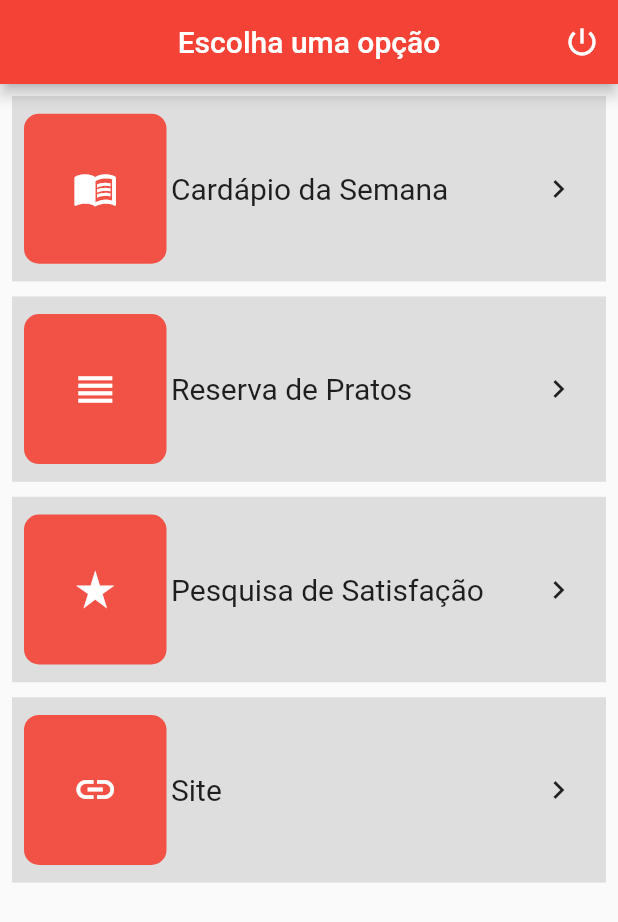
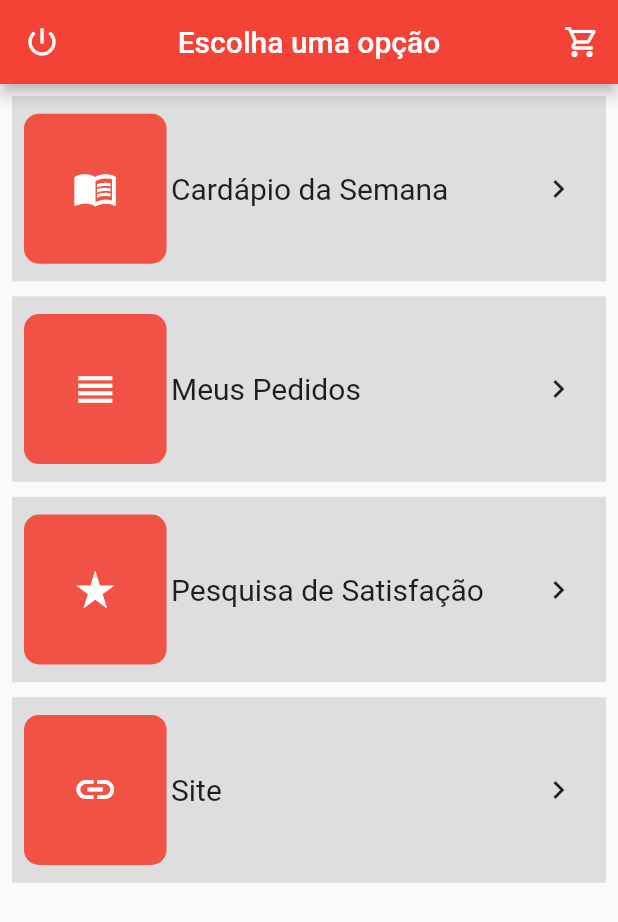
Before and after one commit to viinynunes/cardapio-client, a Flutter app: the screen it shows after launch, on a phone screen of 412 x 824 dp. Shown: the top 922 px of the screen. Run offline on Flutter 3.47's test engine with Material 2 defaults, Android fonts, the phone set to English and light mode, and no system bars; our stand-ins replace bloc, dartz, flutter_bloc, flutter_modular, lottie, string_validator.

Commit message:
Cart moved to appBar and added personal_orders.dart

```diff
--- a/lib/modules/home/presenter/pages/home_page.dart
+++ b/lib/modules/home/presenter/pages/home_page.dart
@@ -13,12 +13,17 @@ class HomePage extends StatelessWidget {
         centerTitle: true,
         actions: [
           IconButton(
-            onPressed: () {
-              Modular.to.navigate('/login/');
-            },
-            icon: const Icon(Icons.power_settings_new_outlined),
-          ),
+              onPressed: () {
+                Modular.to.pushNamed('./order/cart');
+              },
+              icon: const Icon(Icons.shopping_cart_outlined))
         ],
+        leading: IconButton(
+          onPressed: () {
+            Modular.to.navigate('/login/');
+          },
+          icon: const Icon(Icons.power_settings_new_outlined),
+        ),
       ),
       body: Padding(
         padding: const EdgeInsets.all(8),
@@ -35,7 +40,7 @@ class HomePage extends StatelessWidget {
               height: 10,
             ),
             HomeTile(
-              title: 'Reserva de Pratos',
+              title: 'Meus Pedidos',
               icon: Icons.reorder,
               onTap: () {
                 Modular.to.pushNamed('/order/');
```
